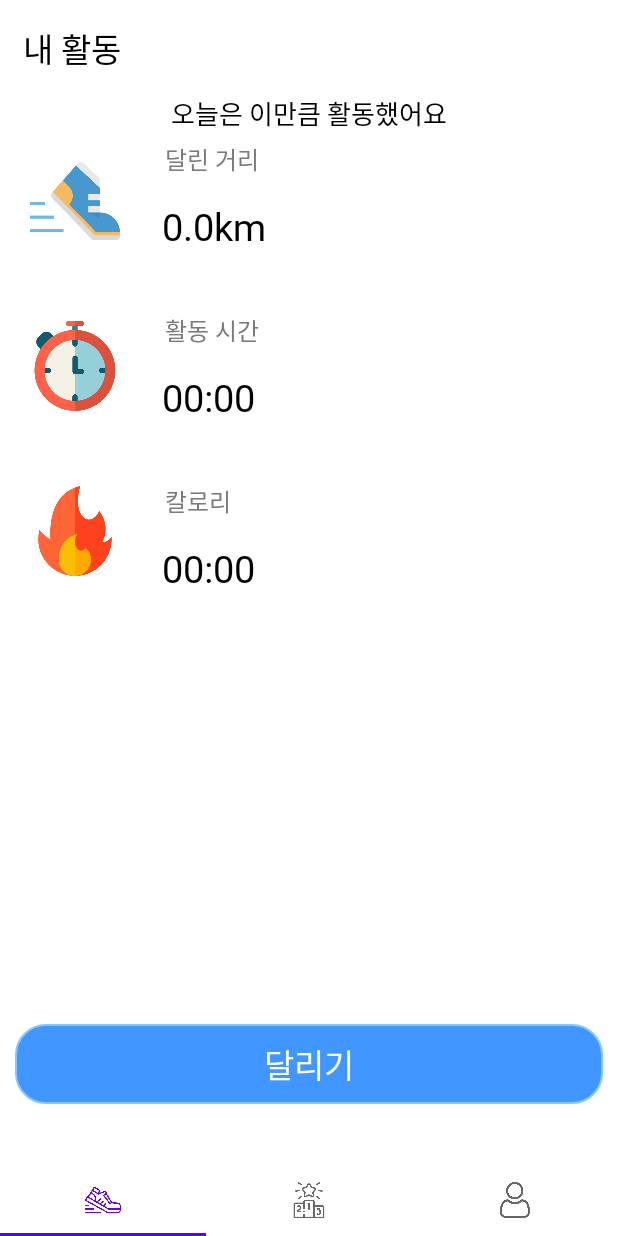
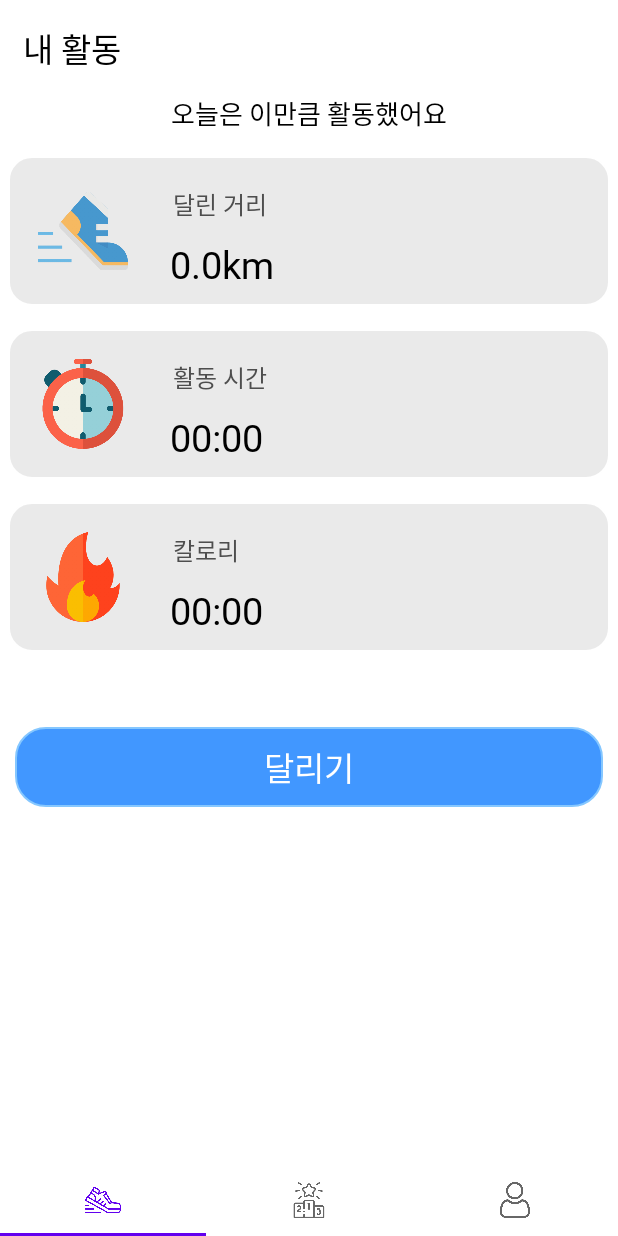
Before and after one commit to Moomi98/RunningMate, an Android app: the screen it shows after launch (MainActivity), on a phone screen of 412 x 824 dp. Run offline under Robolectric (Android 15) with nearby library versions, the light colour scheme and no system bars.

```diff
--- a/app/build.gradle
+++ b/app/build.gradle
@@ -1,6 +1,8 @@
 plugins {
     id 'com.android.application'
     id 'kotlin-android'
+    id 'kotlin-kapt'
+    id 'realm-android'
 }
 
 android {
--- a/app/src/main/AndroidManifest.xml
+++ b/app/src/main/AndroidManifest.xml
@@ -27,10 +27,12 @@
                 <category android:name="android.intent.category.LAUNCHER" />
             </intent-filter>
         </activity>
+        <activity android:name=".FinishDialog" android:theme="@android:style/Theme.Holo.Dialog"/>
 
         <service
             android:name=".RunningService"
             android:enabled="true"
+            android:foregroundServiceType="location"
             android:exported="false" />
 
 
--- a/app/src/main/java/org/techtown/runningmate/StartRunning.kt
+++ b/app/src/main/java/org/techtown/runningmate/StartRunning.kt
@@ -92,6 +92,11 @@ class StartRunning : AppCompatActivity() {
         })
     }
 
+    override fun onDestroy() {
+        super.onDestroy()
+        stopForegroundService()
+    }
+
    inner class FragmentPagerAdapter(fragmentManager: FragmentManager, private val tabCount : Int) : FragmentStatePagerAdapter(fragmentManager){
         override fun getCount(): Int {
             return tabCount
--- /dev/null
+++ b/app/src/main/res/drawable/usefulframe.xml
@@ -0,0 +1,14 @@
+<?xml version="1.0" encoding="utf-8"?>
+<shape xmlns:android="http://schemas.android.com/apk/res/android"
+    android:padding="10dp"
+    android:shape="rectangle" >
+    <solid android:color="#EAEAEA" />
+    <corners
+        android:bottomLeftRadius="15dp"
+        android:bottomRightRadius="15dp"
+        android:topLeftRadius="15dp"
+        android:topRightRadius="15dp" />
+    <stroke
+        android:width="1dp"
+        android:color="#FFFFFF" />
+</shape>
--- a/app/src/main/res/layout/maincontent.xml
+++ b/app/src/main/res/layout/maincontent.xml
@@ -3,7 +3,7 @@
     xmlns:app="http://schemas.android.com/apk/res-auto"
     android:id="@+id/mainContentLayout"
     android:layout_width="match_parent"
-    android:layout_height="match_parent">
+    android:layout_height="wrap_content">
 
     <androidx.constraintlayout.widget.ConstraintLayout
         android:id="@+id/topBarLayout"
@@ -19,9 +19,9 @@
             android:layout_height="wrap_content"
             android:layout_margin="10dp"
             android:fontFamily="@font/scdream"
+            android:padding="5dp"
             android:text="내 활동"
             android:textColor="@color/black"
-            android:padding="5dp"
             android:textSize="22dp"
             app:layout_constraintLeft_toLeftOf="parent"
             app:layout_constraintTop_toTopOf="parent" />
@@ -36,29 +36,50 @@
         android:layout_height="wrap_content"
         app:layout_constraintLeft_toLeftOf="parent"
         app:layout_constraintRight_toRightOf="parent"
+        app:layout_constraintBottom_toTopOf="@id/distanceLayout"
         app:layout_constraintTop_toBottomOf="@id/topBarLayout">
 
         <TextView
             android:layout_width="match_parent"
             android:layout_height="wrap_content"
-            app:layout_constraintTop_toTopOf="parent"
-            app:layout_constraintLeft_toLeftOf="parent"
+            android:layout_marginTop="8dp"
+            android:fontFamily="@font/scdream"
+            android:gravity="center"
             android:text="오늘은 이만큼 활동했어요"
-            android:gravity="center"
-            android:fontFamily="@font/scdream"
             android:textColor="@color/black"
             android:textSize="17dp"
-            android:layout_marginTop="8dp"/>
+            app:layout_constraintBottom_toBottomOf="parent"
+            app:layout_constraintRight_toRightOf="parent"
+            app:layout_constraintLeft_toLeftOf="parent"
+            app:layout_constraintTop_toTopOf="parent" />
 
+    </androidx.constraintlayout.widget.ConstraintLayout>
 
+        <androidx.constraintlayout.widget.ConstraintLayout
+            android:id="@+id/distanceLayout"
+            android:layout_width="0dp"
+            android:layout_height="wrap_content"
+            android:background="@drawable/usefulframe"
+            app:layout_constraintBottom_toTopOf="@id/TimerLayout"
+            android:layout_marginTop="15dp"
+            android:layout_marginStart="5dp"
+            android:layout_marginEnd="5dp"
+            app:layout_constraintEnd_toEndOf="parent"
+            app:layout_constraintHorizontal_bias="0.0"
+            app:layout_constraintLeft_toLeftOf="parent"
+            app:layout_constraintRight_toRightOf="parent"
+            app:layout_constraintStart_toStartOf="parent"
+            app:layout_constraintTop_toBottomOf="@id/showInfoLayout">
 
             <ImageView
                 android:id="@+id/mainContent_shoeImage"
                 android:layout_width="60dp"
                 android:layout_height="60dp"
                 android:layout_marginStart="20dp"
-            android:layout_marginTop="50dp"
+                android:layout_marginTop="20dp"
+                android:layout_marginBottom="20dp"
                 android:src="@drawable/running_shoe"
+                app:layout_constraintBottom_toBottomOf="parent"
                 app:layout_constraintLeft_toLeftOf="parent"
                 app:layout_constraintTop_toTopOf="parent" />
 
@@ -67,10 +88,10 @@
                 android:layout_width="wrap_content"
                 android:layout_height="wrap_content"
                 android:layout_marginStart="30dp"
-            android:layout_marginTop="40dp"
+                android:layout_marginTop="20dp"
                 android:fontFamily="@font/scdream"
                 android:text="달린 거리"
-            android:textColor="#7A7A7A"
+                android:textColor="#4E4E4E"
                 android:textSize="16dp"
                 app:layout_constraintLeft_toRightOf="@id/mainContent_shoeImage"
                 app:layout_constraintTop_toTopOf="parent" />
@@ -80,88 +101,126 @@
                 android:layout_width="wrap_content"
                 android:layout_height="wrap_content"
                 android:layout_marginLeft="28dp"
-            android:layout_marginTop="15dp"
                 android:fontFamily="@font/scdream"
                 android:text="0.0km"
                 android:textColor="@color/black"
                 android:textSize="25dp"
+                app:layout_constraintBottom_toBottomOf="parent"
                 app:layout_constraintLeft_toRightOf="@id/mainContent_shoeImage"
                 app:layout_constraintTop_toBottomOf="@id/mainContent_runningText" />
+
+        </androidx.constraintlayout.widget.ConstraintLayout>
+
+        <androidx.constraintlayout.widget.ConstraintLayout
+            android:id="@+id/TimerLayout"
+            android:layout_width="0dp"
+            android:layout_marginTop="15dp"
+            android:layout_marginStart="5dp"
+            android:layout_marginEnd="5dp"
+            android:layout_height="wrap_content"
+            android:background="@drawable/usefulframe"
+            app:layout_constraintBottom_toTopOf="@id/kcalLayout"
+            app:layout_constraintLeft_toLeftOf="parent"
+            app:layout_constraintRight_toRightOf="parent"
+            app:layout_constraintTop_toBottomOf="@id/distanceLayout">
 
             <ImageView
                 android:id="@+id/mainContent_TimerImage"
                 android:layout_width="60dp"
                 android:layout_height="60dp"
                 android:layout_marginStart="20dp"
-            android:layout_marginTop="50dp"
+                android:layout_marginTop="20dp"
+                android:layout_marginBottom="20dp"
                 android:background="@drawable/timer"
+                app:layout_constraintBottom_toBottomOf="parent"
                 app:layout_constraintLeft_toLeftOf="parent"
-            app:layout_constraintTop_toBottomOf="@id/mainContent_shoeImage" />
+                app:layout_constraintTop_toTopOf="parent" />
 
             <TextView
                 android:id="@+id/mainContent_TimeText"
                 android:layout_width="wrap_content"
                 android:layout_height="wrap_content"
                 android:layout_marginStart="30dp"
-            android:layout_marginTop="40dp"
+                android:layout_marginTop="20dp"
                 android:fontFamily="@font/scdream"
                 android:text="활동 시간"
-            android:textColor="#7A7A7A"
+                android:textColor="#4E4E4E"
                 android:textSize="16dp"
                 app:layout_constraintLeft_toRightOf="@id/mainContent_TimerImage"
-            app:layout_constraintTop_toBottomOf="@id/mainContent_showKm" />
+                app:layout_constraintTop_toTopOf="parent" />
 
             <TextView
                 android:id="@+id/mainContent_showTime"
                 android:layout_width="wrap_content"
                 android:layout_height="wrap_content"
                 android:layout_marginLeft="28dp"
-            android:layout_marginTop="15dp"
                 android:fontFamily="@font/scdream"
                 android:text="00:00"
                 android:textColor="@color/black"
                 android:textSize="25dp"
+                app:layout_constraintBottom_toBottomOf="parent"
                 app:layout_constraintLeft_toRightOf="@id/mainContent_TimerImage"
                 app:layout_constraintTop_toBottomOf="@id/mainContent_TimeText" />
+
+        </androidx.constraintlayout.widget.ConstraintLayout>
+
+
+        <androidx.constraintlayout.widget.ConstraintLayout
+            android:id="@+id/kcalLayout"
+            android:layout_width="0dp"
+            android:layout_marginTop="15dp"
+            android:layout_marginStart="5dp"
+            android:layout_marginEnd="5dp"
+            android:layout_height="wrap_content"
+            android:background="@drawable/usefulframe"
+            app:layout_constraintBottom_toTopOf="@id/startRunningButton"
+            app:layout_constraintLeft_toLeftOf="parent"
+            app:layout_constraintRight_toRightOf="parent"
+            app:layout_constraintTop_toBottomOf="@id/TimerLayout">
 
             <ImageView
                 android:id="@+id/mainContent_CalImage"
                 android:layout_width="60dp"
                 android:layout_height="60dp"
                 android:layout_marginStart="20dp"
-            android:layout_marginTop="50dp"
+                android:layout_marginTop="20dp"
+                android:layout_marginBottom="20dp"
                 android:background="@drawable/fire"
+                app:layout_constraintBottom_toBottomOf="parent"
                 app:layout_constraintLeft_toLeftOf="parent"
-            app:layout_constraintTop_toBottomOf="@id/mainContent_TimerImage" />
+                app:layout_constraintTop_toTopOf="parent" />
 
             <TextView
                 android:id="@+id/mainContent_CalText"
                 android:layout_width="wrap_content"
                 android:layout_height="wrap_content"
                 android:layout_marginStart="30dp"
-            android:layout_marginTop="40dp"
+                android:layout_marginTop="20dp"
                 android:fontFamily="@font/scdream"
                 android:text="칼로리"
-            android:textColor="#7A7A7A"
+                android:textColor="#4E4E4E"
                 android:textSize="16dp"
                 app:layout_constraintLeft_toRightOf="@id/mainContent_CalImage"
-            app:layout_constraintTop_toBottomOf="@id/mainContent_showTime" />
+                app:layout_constraintTop_toTopOf="parent" />
 
             <TextView
                 android:id="@+id/mainContent_showCal"
                 android:layout_width="wrap_content"
                 android:layout_height="wrap_content"
                 android:layout_marginLeft="28dp"
-            android:layout_marginTop="15dp"
                 android:fontFamily="@font/scdream"
                 android:text="00:00"
                 android:textColor="@color/black"
                 android:textSize="25dp"
+                app:layout_constraintBottom_toBottomOf="parent"
                 app:layout_constraintLeft_toRightOf="@id/mainContent_CalImage"
                 app:layout_constraintTop_toBottomOf="@id/mainContent_CalText" />
 
 
         </androidx.constraintlayout.widget.ConstraintLayout>
+
+
+
 
     <TextView
         android:id="@+id/startRunningButton"
@@ -171,14 +230,16 @@
         android:layout_marginStart="10dp"
         android:layout_marginEnd="10dp"
         android:layout_marginBottom="40dp"
-        app:layout_constraintBottom_toBottomOf="parent"
-        app:layout_constraintLeft_toLeftOf="parent"
-        app:layout_constraintRight_toRightOf="parent"
+        android:layout_marginTop="50dp"
         android:background="@drawable/startrunning"
         android:gravity="center"
         android:padding="10dp"
         android:text="달리기"
         android:textColor="#ffffff"
-        android:textSize="22dp" />
+        android:textSize="22dp"
+        app:layout_constraintTop_toBottomOf="@id/kcalLayout"
+        android:foregroundGravity="bottom"
+        app:layout_constraintLeft_toLeftOf="parent"
+        app:layout_constraintRight_toRightOf="parent" />
 
 </androidx.constraintlayout.widget.ConstraintLayout>
--- a/app/src/main/res/layout/running_mapview.xml
+++ b/app/src/main/res/layout/running_mapview.xml
@@ -4,10 +4,10 @@
     android:layout_width="match_parent"
     android:layout_height="match_parent"
     android:orientation="vertical">
-
     <org.techtown.runningmate.ScrollAwareMapView
         android:id="@+id/mapView"
         android:layout_width="match_parent"
-        android:layout_height="match_parent"/>
+        android:layout_height="match_parent">
+    </org.techtown.runningmate.ScrollAwareMapView>
 
 </RelativeLayout>
--- a/app/src/main/res/values/colors.xml
+++ b/app/src/main/res/values/colors.xml
@@ -9,4 +9,7 @@
     <color name="white">#FFFFFFFF</color>
     <color name="mainColor">#4197FF</color>
     <color name="background">#ECECEC</color>
+    <color name="lightBlue">#005EFF</color>
+    <color name="lightRed">#FF2D2D</color>
+    <color name="lightSkyBlue">#41BDFF</color>
 </resources>
```
Also changed, not shown: app/src/main/java/org/techtown/runningmate/FinishDialog.kt (added, +21 -0 lines), app/src/main/java/org/techtown/runningmate/MapView.kt (+2 -11 lines), app/src/main/java/org/techtown/runningmate/RunningFragment.kt (+40 -3 lines), app/src/main/java/org/techtown/runningmate/RunningService.kt (+15 -10 lines), app/src/main/java/org/techtown/runningmate/UserData.kt (added, +25 -0 lines), app/src/main/res/drawable/finishdialog_questionframe.xml (added, +14 -0 lines), app/src/main/res/drawable/finishdialog_yesframe.xml (added, +14 -0 lines), app/src/main/res/layout/runningfragment.xml (+5 -3 lines), app/src/main/res/layout/runningresult.xml (added, +45 -0 lines), app/src/main/res/layout/startrunning_finishdialog.xml (added, +108 -0 lines). Lines whose indentation alone changed are shown as unchanged.
